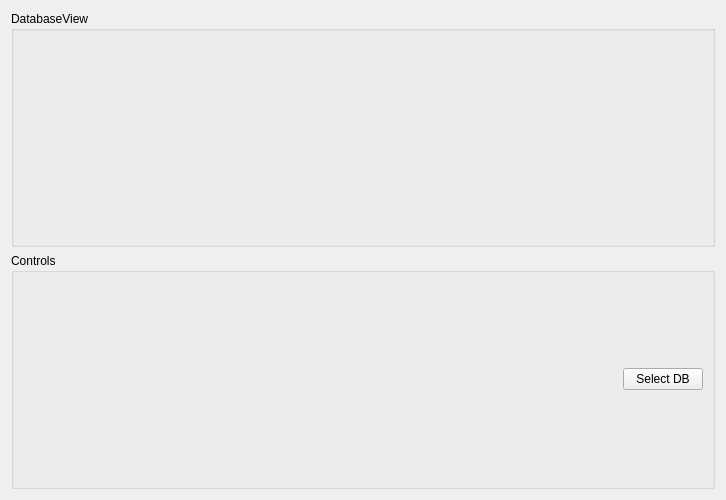
The window that ClutterGUI/ClutterUI.ui (NCCA/Clutter25) describes before a commit, drawn with Qt 5.
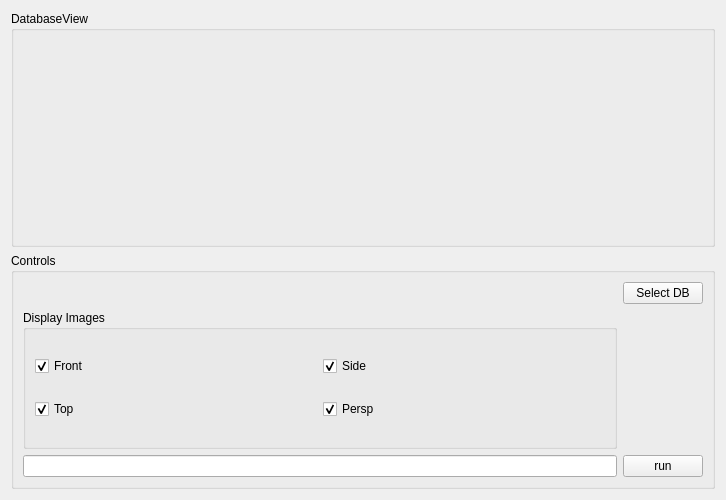
The same window after the commit.

Commit message: updated the ClutterGUI demo

What changed in the file:
```diff
--- a/ClutterGUI/ClutterUI.ui
+++ b/ClutterGUI/ClutterUI.ui
@@ -28,13 +28,6 @@
       <string>Controls</string>
      </property>
      <layout class="QGridLayout" name="gridLayout">
-      <item row="0" column="1">
-       <widget class="QPushButton" name="select_db">
-        <property name="text">
-         <string>Select DB</string>
-        </property>
-       </widget>
-      </item>
       <item row="0" column="0">
        <spacer name="horizontalSpacer">
         <property name="orientation">
@@ -48,6 +41,72 @@
         </property>
        </spacer>
       </item>
+      <item row="1" column="0">
+       <widget class="QGroupBox" name="groupBox">
+        <property name="title">
+         <string>Display Images</string>
+        </property>
+        <layout class="QGridLayout" name="gridLayout_2">
+         <item row="1" column="0">
+          <widget class="QCheckBox" name="display_top">
+           <property name="text">
+            <string>Top</string>
+           </property>
+           <property name="checked">
+            <bool>true</bool>
+           </property>
+          </widget>
+         </item>
+         <item row="0" column="0">
+          <widget class="QCheckBox" name="display_front">
+           <property name="text">
+            <string>Front</string>
+           </property>
+           <property name="checked">
+            <bool>true</bool>
+           </property>
+          </widget>
+         </item>
+         <item row="0" column="1">
+          <widget class="QCheckBox" name="display_side">
+           <property name="text">
+            <string>Side</string>
+           </property>
+           <property name="checked">
+            <bool>true</bool>
+           </property>
+          </widget>
+         </item>
+         <item row="1" column="1">
+          <widget class="QCheckBox" name="display_persp">
+           <property name="text">
+            <string>Persp</string>
+           </property>
+           <property name="checked">
+            <bool>true</bool>
+           </property>
+          </widget>
+         </item>
+        </layout>
+       </widget>
+      </item>
+      <item row="0" column="1">
+       <widget class="QPushButton" name="select_db">
+        <property name="text">
+         <string>Select DB</string>
+        </property>
+       </widget>
+      </item>
+      <item row="2" column="0">
+       <widget class="QLineEdit" name="query_text"/>
+      </item>
+      <item row="2" column="1">
+       <widget class="QPushButton" name="run_query_button">
+        <property name="text">
+         <string>run</string>
+        </property>
+       </widget>
+      </item>
      </layout>
     </widget>
    </item>
```
The commit also changes 1 other file.
